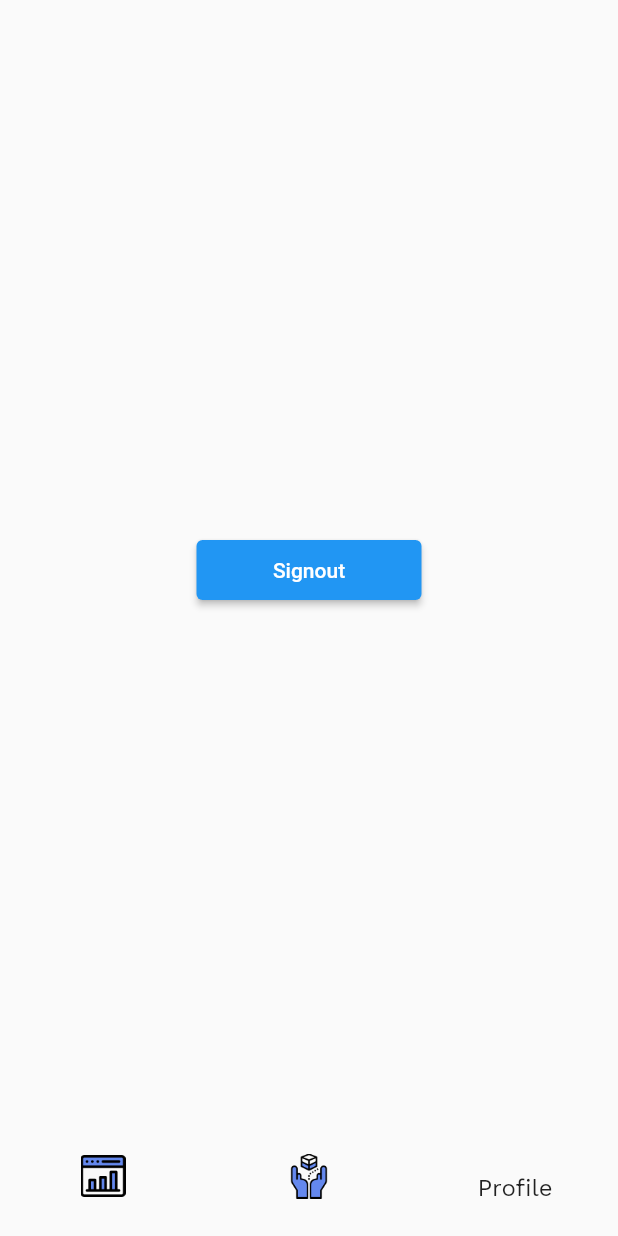
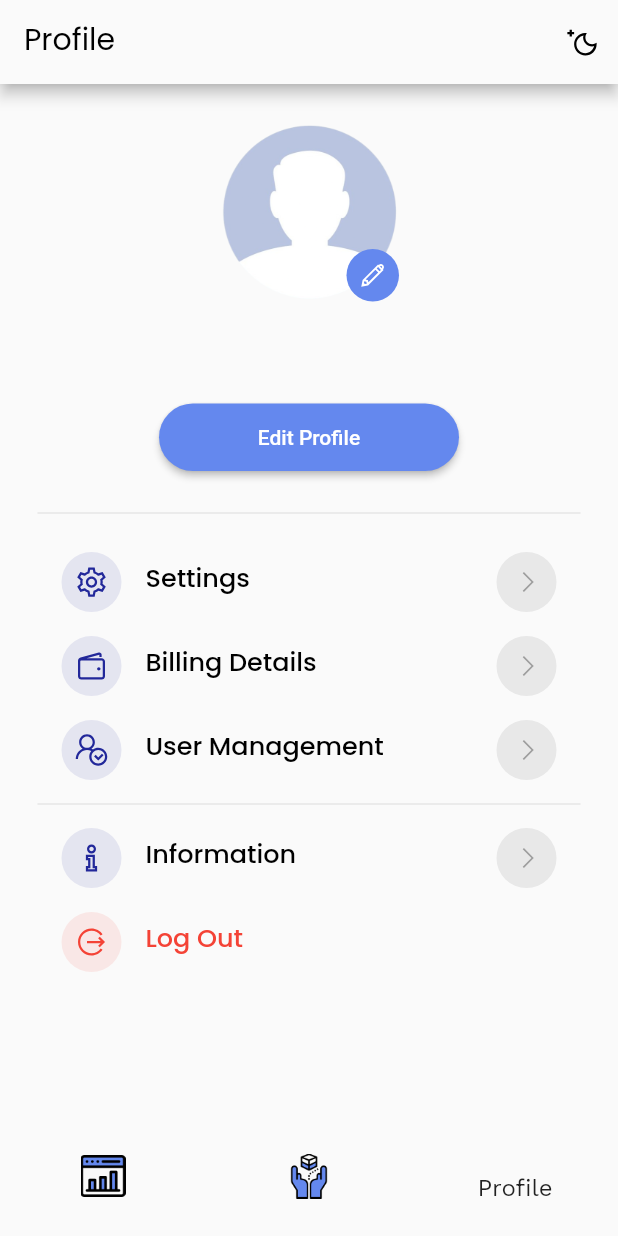
Before and after one commit to yazidhalim002/Etors_OnlineStore_App, a Flutter app: the screen it shows once a user with an empty profile is signed in, item 3 of the bottom bar chosen, on a phone screen of 412 x 824 dp. Run offline on Flutter 3.47's test engine with Material 2 defaults, Android fonts, the phone set to English and light mode, and no system bars; our stand-ins replace awesome_snackbar_content, cloud_firestore, firebase_auth, firebase_core, firebase_storage, flutter_svg and 7 more; missing offline and left inert: dart:ffi; accounts and stored records are empty.

Commit message:
12/05/2023

```diff
--- a/lib/Classes/Users.dart
+++ b/lib/Classes/Users.dart
@@ -2,7 +2,7 @@ import 'package:cloud_firestore/cloud_firestore.dart';
 import 'package:firebase_auth/firebase_auth.dart';
 
 class users {
-  late String Email, Username, Firstname, Lastname, Type;
+  late String Email, Username, Firstname, Lastname, Type, uid, image;
 
   users(this.Email, this.Username, this.Firstname, this.Lastname, this.Type);
 
@@ -23,7 +23,9 @@ class users {
       'Username': Username,
       'Firstname': Firstname,
       'Lastname': Lastname,
-      'Type': Type
+      'Type': Type,
+      'uid': uid,
+      'image': image,
     };
   }
 
--- a/lib/Screens/Profile.dart
+++ /dev/null
@@ -1,40 +0,0 @@
-import 'package:firebase_auth/firebase_auth.dart';
-import 'package:flutter/material.dart';
-import 'package:flutter/src/widgets/framework.dart';
-import 'package:flutter/src/widgets/placeholder.dart';
-
-import '../Widget/Login.dart';
-
-class ProfileScreen extends StatefulWidget {
-  const ProfileScreen({super.key});
-
-  @override
-  State<ProfileScreen> createState() => _ProfileScreenState();
-}
-
-class _ProfileScreenState extends State<ProfileScreen> {
-  void signout() async {
-    FirebaseAuth.instance.signOut();
-    Navigator.push(
-        context,
-        MaterialPageRoute(
-          builder: (context) => Login(),
-        ));
-  }
-
-  @override
-  Widget build(BuildContext context) {
-    return Center(
-      child: Container(
-        height: 40,
-        width: 150,
-        child: ElevatedButton(
-          onPressed: signout,
-          child: Container(
-            child: Text('Signout'),
-          ),
-        ),
-      ),
-    );
-  }
-}
--- /dev/null
+++ b/lib/Screens/Profile/Profile.dart
@@ -0,0 +1,301 @@
+import 'dart:io';
+import 'package:cloud_firestore/cloud_firestore.dart';
+import 'package:etors/Service/CustomText.dart';
+import 'package:etors/Service/auth.dart';
+import 'package:etors/Widget/CheckScreen.dart';
+import 'package:firebase_auth/firebase_auth.dart';
+import 'package:firebase_storage/firebase_storage.dart';
+import 'package:flutter/material.dart';
+import 'package:get/get.dart';
+import 'package:path/path.dart';
+import 'package:google_fonts/google_fonts.dart';
+import 'package:image_picker/image_picker.dart';
+import 'package:line_awesome_flutter/line_awesome_flutter.dart';
+
+class ProfileScreen extends StatefulWidget {
+  const ProfileScreen({Key? key}) : super(key: key);
+
+  @override
+  State<ProfileScreen> createState() => _ProfileScreenState();
+}
+
+class _ProfileScreenState extends State<ProfileScreen> {
+  final FirebaseFirestore _firestore = FirebaseFirestore.instance;
+  String _displayimage = 'assets/icons/User.png';
+  bool _isLoading = true;
+
+  final user = FirebaseAuth.instance.currentUser!;
+
+  var _image;
+
+  String _firstname = '';
+  String _lastname = '';
+  String _email = '';
+
+  @override
+  void initState() {
+    // TODO: implement initState
+    super.initState();
+    _fetchUserData();
+  }
+
+  Future _uploadImage() async {
+    final picker = ImagePicker();
+    final pickedFile = await picker.getImage(source: ImageSource.gallery);
+
+    setState(() {
+      _image = File(pickedFile!.path);
+    });
+
+    try {
+      final reference = FirebaseStorage.instance
+          .ref()
+          .child('profile/${basename(_image!.path)}');
+      final uploadTask = reference.putFile(_image!);
+
+      final snapshot = await uploadTask.whenComplete(() => null);
+
+      final downloadUrl = await snapshot.ref.getDownloadURL();
+
+      setState(() {
+        _displayimage = downloadUrl;
+
+        final userDocRef = FirebaseFirestore.instance
+            .collection("users")
+            .doc(user.uid)
+            .update({'image': _displayimage});
+      });
+
+      print(_displayimage);
+    } catch (error) {
+      print("Error uploading image: $error");
+    }
+  }
+
+  void _fetchUserData() async {
+    final userDoc =
+        FirebaseFirestore.instance.collection('users').doc(user.uid);
+    final userData = await userDoc.get();
+    final imageLink = userData.data()!['image'];
+
+    if (imageLink == null) {
+      setState(() {
+        _displayimage = 'assets/icons/User.png';
+      });
+    } else {
+      setState(() {
+        _displayimage = imageLink;
+      });
+    }
+
+    setState(() {
+      _isLoading = false;
+      _firstname = userData.data()!['firstName'];
+      _lastname = userData.data()!['lastName'];
+      _email = userData.data()!['Email'];
+
+      print(_firstname);
+    });
+  }
+
+  @override
+  Widget build(BuildContext context) {
+    var isDark = MediaQuery.of(context).platformBrightness == Brightness.dark;
+
+    return Scaffold(
+      appBar: AppBar(
+        backgroundColor: Theme.of(context).scaffoldBackgroundColor,
+        title: CustomText(
+          text: "Profile",
+          fontSize: 20,
+        ),
+        actions: [
+          IconButton(
+              onPressed: () {},
+              icon: Icon(
+                isDark ? LineAwesomeIcons.sun : LineAwesomeIcons.moon,
+                color: isDark ? Colors.white : Colors.black,
+              ))
+        ],
+      ),
+      body: _isLoading
+          ? Center(
+              child: CircularProgressIndicator(),
+            )
+          : SingleChildScrollView(
+              child: Container(
+                padding: const EdgeInsets.all(25),
+                child: Column(
+                  children: [
+                    Column(
+                      children: [
+                        Stack(
+                          children: [
+                            SizedBox(
+                              width: 120,
+                              height: 120,
+                              child: ClipRRect(
+                                borderRadius: BorderRadius.circular(100),
+                                child: _displayimage != ''
+                                    ? Image.network(
+                                        _displayimage,
+                                        fit: BoxFit.cover,
+                                      )
+                                    : Image.asset(
+                                        'assets/icons/User.png',
+                                        fit: BoxFit.cover,
+                                      ),
+                              ),
+                            ),
+                            Positioned(
+                              right: 0,
+                              bottom: 0,
+                              child: GestureDetector(
+                                onTap: () {
+                                  _uploadImage();
+                                },
+                                child: Container(
+                                  height: 35,
+                                  width: 35,
+                                  decoration: BoxDecoration(
+                                      borderRadius: BorderRadius.circular(100),
+                                      color:
+                                          Color.fromARGB(255, 100, 136, 238)),
+                                  child: const Icon(
+                                    LineAwesomeIcons.alternate_pencil,
+                                    color: Colors.white,
+                                    size: 20,
+                                  ),
+                                ),
+                              ),
+                            )
+                          ],
+                        ),
+                        const SizedBox(height: 10),
+                        _firstname != '' && _lastname != ''
+                            ? Text(
+                                _firstname + ' ' + _lastname,
+                                style: GoogleFonts.poppins(
+                                    fontSize: 18, fontWeight: FontWeight.bold),
+                              )
+                            : Text('${user.displayName}',
+                                style: GoogleFonts.poppins(
+                                    fontSize: 18, fontWeight: FontWeight.bold)),
+                        Text(_email, style: GoogleFonts.poppins()),
+                        const SizedBox(height: 10),
+                      ],
+                    ),
+                    SizedBox(
+                      height: 45,
+                      width: 200,
+                      child: ElevatedButton(
+                          onPressed: () {},
+                          style: ElevatedButton.styleFrom(
+                              backgroundColor:
+                                  Color.fromARGB(255, 100, 136, 238),
+                              side: BorderSide.none,
+                              shape: StadiumBorder()),
+                          child: const Text(
+                            'Edit Profile',
+                          )),
+                    ),
+                    const SizedBox(
+                      height: 20,
+                    ),
+                    const Divider(),
+                    const SizedBox(
+                      height: 10,
+                    ),
+                    ProfileMenuWidget(
+                        title: 'Settings',
+                        icon: LineAwesomeIcons.cog,
+                        onPressed: () {},
+                        endIcon: false),
+                    ProfileMenuWidget(
+                        title: 'Billing Details',
+                        icon: LineAwesomeIcons.wallet,
+                        onPressed: () {},
+                        endIcon: false),
+                    ProfileMenuWidget(
+                        title: 'User Management',
+                        icon: LineAwesomeIcons.user_check,
+                        onPressed: () {},
+                        endIcon: false),
+                    const Divider(),
+                    ProfileMenuWidget(
+                        title: 'Information',
+                        icon: LineAwesomeIcons.info,
+                        onPressed: () {},
+                        endIcon: false),
+                    ProfileMenuWidget(
+                        title: 'Log Out',
+                        icon: LineAwesomeIcons.alternate_sign_out,
+                        onPressed: () {
+                          AuthService().signout();
+                          Get.to(CheckScreen());
+                        },
+                        endIcon: true),
+                  ],
+                ),
+              ),
+            ),
+    );
+  }
+}
+
+class ProfileMenuWidget extends StatelessWidget {
+  const ProfileMenuWidget({
+    super.key,
+    required this.title,
+    required this.icon,
+    required this.onPressed,
+    required this.endIcon,
+    this.textColor,
+  });
+
+  final String title;
+  final IconData icon;
+  final VoidCallback onPressed;
+  final bool endIcon;
+  final Color? textColor;
+
+  @override
+  Widget build(BuildContext context) {
+    return ListTile(
+      onTap: onPressed,
+      leading: Container(
+        width: 40,
+        height: 40,
+        decoration: BoxDecoration(
+            borderRadius: BorderRadius.circular(100),
+            color: !endIcon
+                ? Color.fromARGB(255, 34, 40, 154).withOpacity(0.1)
+                : Colors.red.withOpacity(0.1)),
+        child: Icon(
+          icon,
+          color: !endIcon ? Color.fromARGB(255, 34, 40, 154) : Colors.red,
+        ),
+      ),
+      title: CustomText(
+        text: title,
+        fontSize: 17,
+        fontWeight: FontWeight.w500,
+        color: !endIcon ? Colors.black : Colors.red,
+      ),
+      trailing: !endIcon
+          ? Container(
+              width: 40,
+              height: 40,
+              decoration: BoxDecoration(
+                  borderRadius: BorderRadius.circular(100),
+                  color: Colors.grey.withOpacity(0.2)),
+              child: const Icon(
+                LineAwesomeIcons.angle_right,
+                size: 18.0,
+                color: Colors.grey,
+              ),
+            )
+          : SizedBox(),
+    );
+  }
+}
--- a/lib/Screens/Seller/AddProduct.dart
+++ b/lib/Screens/Seller/AddProduct.dart
@@ -100,7 +100,9 @@ class ListProduct extends StatelessWidget {
           itemCount: products.length,
           itemBuilder: (context, Index) {
             final product = products[Index].data() as Map<String, dynamic>;
-            return InkWell(
+            return Padding(
+              padding: EdgeInsets.all(8),
+              child: InkWell(
                 onTap: () {},
                 child: Container(
                   width: MediaQuery.of(context).size.width * .4,
@@ -144,6 +146,7 @@ class ListProduct extends StatelessWidget {
                     ],
                   ),
                 ),
+              ),
             );
           },
           separatorBuilder: (context, index) => const SizedBox(
--- a/lib/Service/BottomNavigationBar.dart
+++ b/lib/Service/BottomNavigationBar.dart
@@ -1,6 +1,6 @@
 import 'package:etors/Screens/Buyer/Cart.dart';
 import 'package:etors/Screens/Buyer/Explore.dart';
-import 'package:etors/Screens/Profile.dart';
+import 'package:etors/Screens/Profile/Profile.dart';
 import 'package:etors/Screens/Seller/Dashboard.dart';
 import 'package:etors/Screens/Seller/AddProduct.dart';
 import 'package:firebase_auth/firebase_auth.dart';
--- a/lib/Service/auth.dart
+++ b/lib/Service/auth.dart
@@ -1,7 +1,9 @@
 import 'package:cloud_firestore/cloud_firestore.dart';
+import 'package:etors/Widget/CheckScreen.dart';
 import 'package:etors/Widget/SignUp.dart';
 import 'package:firebase_auth/firebase_auth.dart';
 import 'package:flutter/material.dart';
+import 'package:get/get.dart';
 import 'package:google_sign_in/google_sign_in.dart';
 
 class AuthService {
@@ -20,6 +22,17 @@ class AuthService {
     UserCredential userCredential =
         await FirebaseAuth.instance.signInWithCredential(credential);
 
+    // Check if user already exists in Firestore
+    DocumentSnapshot documentSnapshot = await FirebaseFirestore.instance
+        .collection('users')
+        .doc(userCredential.user!.uid)
+        .get();
+    if (documentSnapshot.exists) {
+      // User already exists, do nothing
+      return;
+    }
+
+    // User doesn't exist, add a new document
     await FirebaseFirestore.instance
         .collection('users')
         .doc(userCredential.user!.uid)
@@ -29,8 +42,13 @@ class AuthService {
       'lastName': '',
       'Email': userCredential.user!.email,
       'Type': "Acheteur",
-      'pic': userCredential.user!.photoURL,
+      'image': userCredential.user!.photoURL,
+      'uid': userCredential.user!.uid,
     });
+  }
+
+  void signout() async {
+    FirebaseAuth.instance.signOut();
   }
 
   void FacebookSignInMethode() {}
--- a/pubspec.yaml
+++ b/pubspec.yaml
@@ -51,6 +51,7 @@ dependencies:
   image_picker: ^0.8.7+4
   file_picker: ^5.3.0
   path: ^1.8.2
+  line_awesome_flutter: ^2.0.0
 
 dev_dependencies:
   flutter_test:
@@ -81,6 +82,7 @@ flutter:
     - assets/air4.jpg
     - assets/white.jpg
     - assets/icons/arrow-right-solid.svg
+    - assets/icons/User.png
     - assets/logobg.png
     - assets/GOOGLE.png
     - assets/FACEBOOK.png
```
Also changed, not shown: lib/Screens/Profile/EditProfile.dart (added, +155 -0 lines), lib/Screens/Seller/FillProduct.dart (+60 -24 lines), assets/icons/User.png (added), pubspec.lock. Lines whose indentation alone changed are shown as unchanged.
